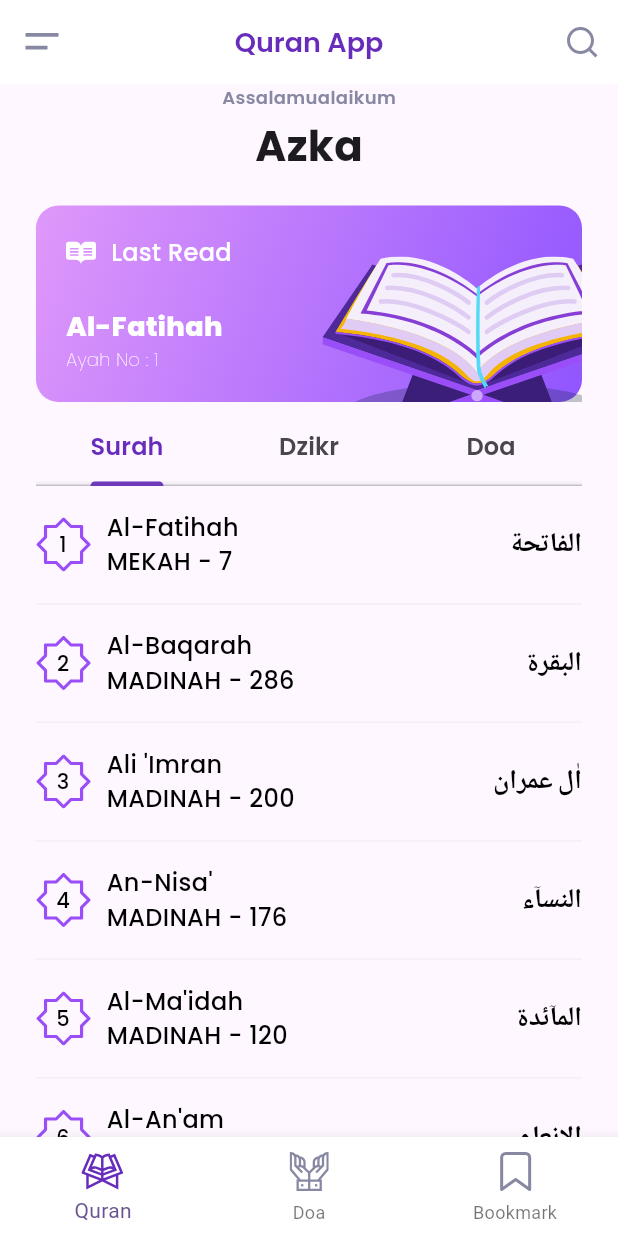
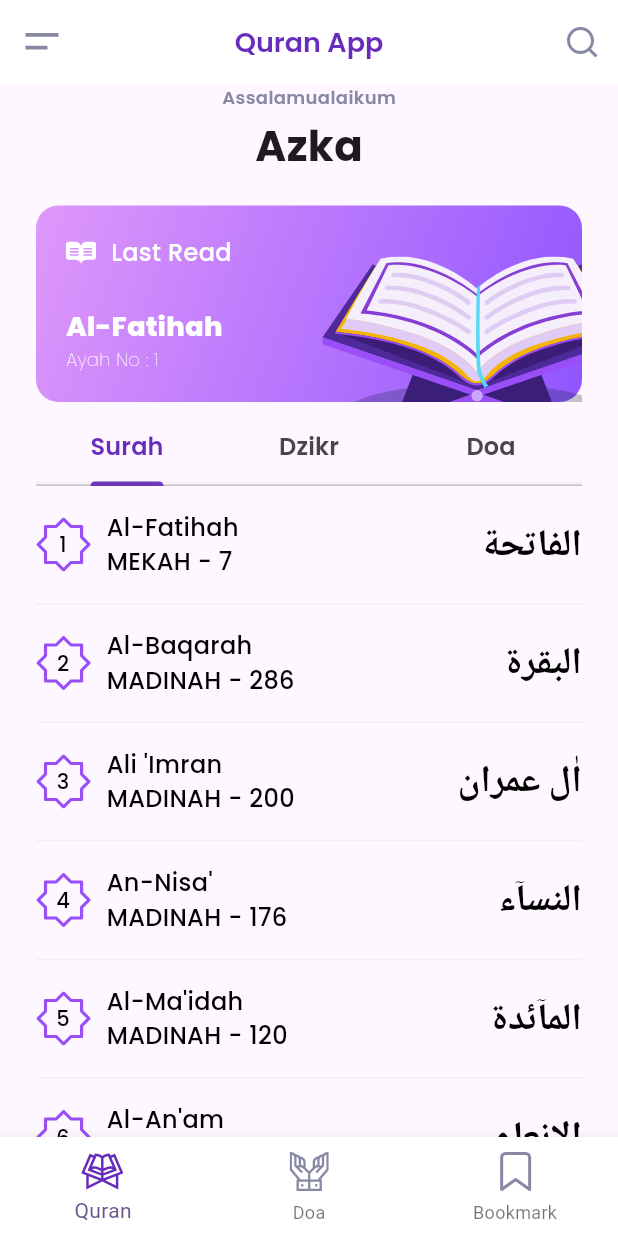
Before and after one commit to Damarazka/quran_app, a Flutter app: the screen it shows after launch, after a tap on "Get Started", on a phone screen of 412 x 824 dp. Run offline on Flutter 3.47's test engine with Material 3 defaults, Android fonts, the phone set to English and light mode, and no system bars; our stand-ins replace flutter_svg, google_fonts.

Commit message:
fix view surah

```diff
--- a/lib/main.dart
+++ b/lib/main.dart
@@ -1,4 +1,5 @@
 import 'package:flutter/material.dart';
+import 'package:quran_app/pages/detail_screen.dart';
 import 'package:quran_app/pages/home_screen.dart';
 import 'package:quran_app/pages/splash_screen.dart';
 
@@ -18,7 +19,8 @@ class MainApp extends StatelessWidget {
       initialRoute: SplashScreen.routeName,
       routes: {
         SplashScreen.routeName: (context) => const SplashScreen(),
-        HomeScreen.routeName: (context) => const HomeScreen()
+        HomeScreen.routeName: (context) => const HomeScreen(),
+        DetailScreen.routeName : (context)=> DetailScreen(id : ModalRoute.of(context)?.settings.arguments as int)
       },
     );
   }
--- a/lib/pages/tabs/surah_tab.dart
+++ b/lib/pages/tabs/surah_tab.dart
@@ -2,6 +2,7 @@ import 'package:flutter/material.dart';
 import 'package:flutter_svg/flutter_svg.dart';
 import 'package:google_fonts/google_fonts.dart';
 import 'package:quran_app/model/surah_model.dart';
+import 'package:quran_app/pages/detail_screen.dart';
 import 'package:quran_app/viewModel/surahviewmodel.dart';
 
 class TabSurah extends StatelessWidget {
@@ -31,7 +32,9 @@ class TabSurah extends StatelessWidget {
 
   Widget _itemList({required BuildContext context, required Surah surah}) =>
       InkWell(
-        onTap: () {},
+        onTap: () {
+          Navigator.pushNamed(context, DetailScreen.routeName,arguments: surah.nomor);
+        },
         child: Padding(
           padding: const EdgeInsets.symmetric(vertical: 16),
           child: Row(children: [
@@ -77,8 +80,8 @@ class TabSurah extends StatelessWidget {
             Text(
               surah.nama,
               style: GoogleFonts.poppins(
-                  fontWeight: FontWeight.w800,
-                  fontSize: 18,
+                  fontWeight: FontWeight.bold,
+                  fontSize: 25,
                   color: Colors.black),
             ),
           ]),
```
Also changed, not shown: lib/pages/detail_screen.dart (added, +12 -0 lines).
